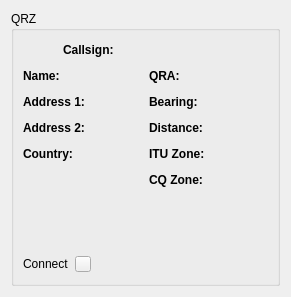
Above: mqt/MqtLogger/qrzdisplayframe.ui from Rsclub22/Minos2-Mirror before the change. Below: the same form after it.
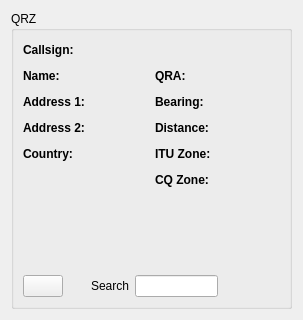
That is the form after the change. Custom widgets are drawn as their Qt base class.

Commit message: add Qrz callsign search box to QRZDISPLAYFRAME

The edit to the form file:
```diff
--- a/mqt/MqtLogger/qrzdisplayframe.ui
+++ b/mqt/MqtLogger/qrzdisplayframe.ui
@@ -6,8 +6,8 @@
    <rect>
     <x>0</x>
     <y>0</y>
-    <width>291</width>
-    <height>297</height>
+    <width>303</width>
+    <height>320</height>
    </rect>
   </property>
   <property name="windowTitle">
@@ -24,19 +24,6 @@
        <layout class="QVBoxLayout" name="verticalLayout_3">
         <item>
          <layout class="QHBoxLayout" name="horizontalLayout_3">
-          <item>
-           <spacer name="horizontalSpacer_2">
-            <property name="orientation">
-             <enum>Qt::Horizontal</enum>
-            </property>
-            <property name="sizeHint" stdset="0">
-             <size>
-              <width>40</width>
-              <height>20</height>
-             </size>
-            </property>
-           </spacer>
-          </item>
           <item>
            <widget class="QLabel" name="label">
             <property name="font">
@@ -443,35 +430,12 @@
           </item>
          </layout>
         </item>
+       </layout>
+      </item>
         <item>
          <layout class="QHBoxLayout" name="horizontalLayout">
           <item>
-           <widget class="QLabel" name="label_11">
-            <property name="text">
-             <string>Connect</string>
-            </property>
-           </widget>
-          </item>
-          <item>
-           <widget class="IndicatorPushButton" name="logOnStatusPb">
-            <property name="enabled">
-             <bool>true</bool>
-            </property>
-            <property name="sizePolicy">
-             <sizepolicy hsizetype="Maximum" vsizetype="Maximum">
-              <horstretch>0</horstretch>
-              <verstretch>0</verstretch>
-             </sizepolicy>
-            </property>
-            <property name="maximumSize">
-             <size>
-              <width>16</width>
-              <height>16</height>
-             </size>
-            </property>
-            <property name="focusPolicy">
-             <enum>Qt::NoFocus</enum>
-            </property>
+         <widget class="QPushButton" name="logOnStatusPb">
             <property name="text">
              <string/>
             </property>
@@ -484,13 +448,38 @@
             </property>
             <property name="sizeHint" stdset="0">
              <size>
-              <width>40</width>
-              <height>20</height>
+            <width>48</width>
+            <height>18</height>
              </size>
             </property>
            </spacer>
           </item>
-         </layout>
+        <item>
+         <widget class="QLabel" name="label_6">
+          <property name="text">
+           <string>Search</string>
+          </property>
+         </widget>
+        </item>
+        <item>
+         <widget class="QLineEdit" name="searchQrzLineEdit">
+          <property name="maxLength">
+           <number>32</number>
+          </property>
+         </widget>
+        </item>
+        <item>
+         <spacer name="horizontalSpacer_13">
+          <property name="orientation">
+           <enum>Qt::Horizontal</enum>
+          </property>
+          <property name="sizeHint" stdset="0">
+           <size>
+            <width>88</width>
+            <height>17</height>
+           </size>
+          </property>
+         </spacer>
         </item>
        </layout>
       </item>
@@ -500,11 +489,6 @@
   </layout>
  </widget>
  <customwidgets>
-  <customwidget>
-   <class>IndicatorPushButton</class>
-   <extends>QPushButton</extends>
-   <header>indicatorpushbutton.h</header>
-  </customwidget>
   <customwidget>
    <class>MinosQLabel</class>
    <extends>QLabel</extends>
```
Lines whose indentation alone changed are shown as unchanged. The commit also changes 2 other files.
